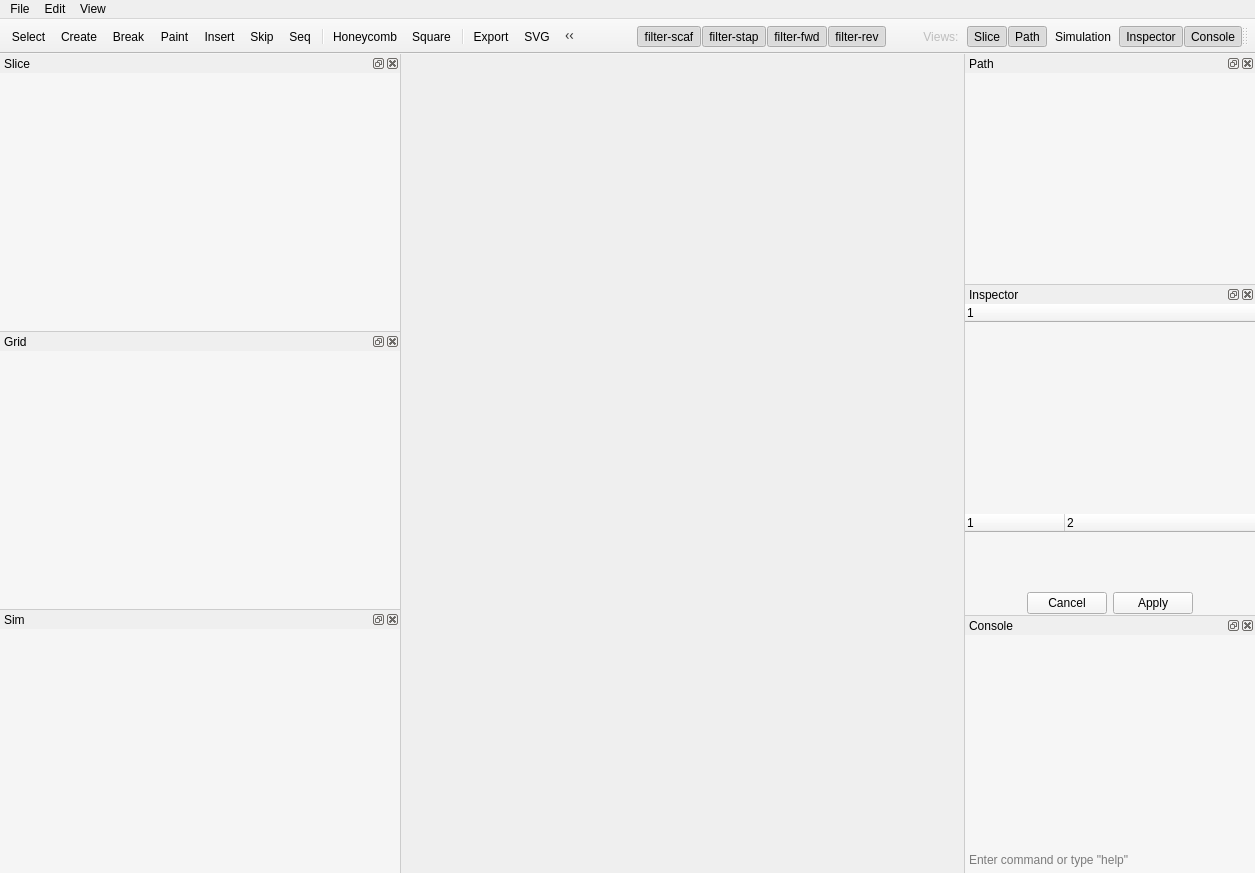
First picture: the form in cadnano/gui/mainwindow/mainwindow.ui, repository cadnano/cadnano2.5, before the edit.
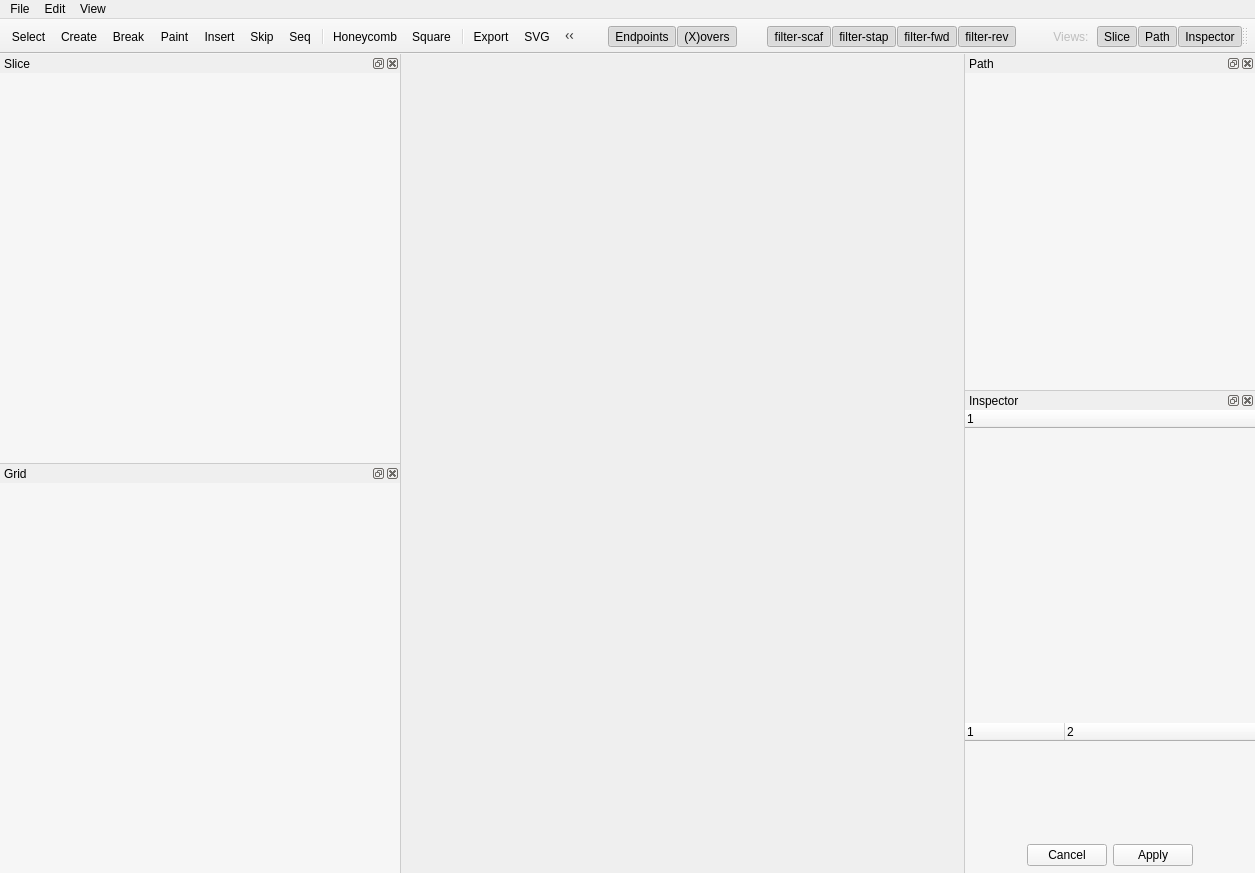
Second picture: the form after the edit. Icons and pictures are not drawn. Custom widgets are drawn as their Qt base class.

```diff
--- a/cadnano/gui/mainwindow/mainwindow.ui
+++ b/cadnano/gui/mainwindow/mainwindow.ui
@@ -124,9 +124,7 @@
    <attribute name="toolBarBreak">
     <bool>false</bool>
    </attribute>
-   <addaction name="action_console"/>
    <addaction name="action_inspector"/>
-   <addaction name="action_sim"/>
    <addaction name="action_path"/>
    <addaction name="action_slice"/>
    <addaction name="action_views_label"/>
@@ -567,147 +565,6 @@
     </layout>
    </widget>
   </widget>
-  <widget class="SimDockWidget" name="sim_dock_widget">
-   <property name="sizePolicy">
-    <sizepolicy hsizetype="Preferred" vsizetype="Preferred">
-     <horstretch>0</horstretch>
-     <verstretch>0</verstretch>
-    </sizepolicy>
-   </property>
-   <property name="minimumSize">
-    <size>
-     <width>200</width>
-     <height>200</height>
-    </size>
-   </property>
-   <property name="baseSize">
-    <size>
-     <width>400</width>
-     <height>0</height>
-    </size>
-   </property>
-   <property name="styleSheet">
-    <string notr="true">background-color: #f5f5f5;</string>
-   </property>
-   <property name="windowTitle">
-    <string>Sim</string>
-   </property>
-   <attribute name="dockWidgetArea">
-    <number>1</number>
-   </attribute>
-   <widget class="QWidget" name="sim_dock_widget_contents">
-    <property name="sizePolicy">
-     <sizepolicy hsizetype="Preferred" vsizetype="Expanding">
-      <horstretch>0</horstretch>
-      <verstretch>0</verstretch>
-     </sizepolicy>
-    </property>
-   </widget>
-  </widget>
-  <widget class="QDockWidget" name="console_dock_widget">
-   <property name="sizePolicy">
-    <sizepolicy hsizetype="Preferred" vsizetype="Preferred">
-     <horstretch>0</horstretch>
-     <verstretch>0</verstretch>
-    </sizepolicy>
-   </property>
-   <property name="minimumSize">
-    <size>
-     <width>200</width>
-     <height>123</height>
-    </size>
-   </property>
-   <property name="baseSize">
-    <size>
-     <width>250</width>
-     <height>0</height>
-    </size>
-   </property>
-   <property name="windowTitle">
-    <string>Console</string>
-   </property>
-   <attribute name="dockWidgetArea">
-    <number>2</number>
-   </attribute>
-   <widget class="ConsoleRootWidget" name="console_root_widget">
-    <property name="minimumSize">
-     <size>
-      <width>200</width>
-      <height>0</height>
-     </size>
-    </property>
-    <property name="styleSheet">
-     <string notr="true">QWidget { background-color: rgb(96.5%, 96.5%, 96.5%); }</string>
-    </property>
-    <layout class="QVBoxLayout" name="verticalLayout">
-     <property name="spacing">
-      <number>1</number>
-     </property>
-     <property name="leftMargin">
-      <number>0</number>
-     </property>
-     <property name="topMargin">
-      <number>0</number>
-     </property>
-     <property name="rightMargin">
-      <number>0</number>
-     </property>
-     <property name="bottomMargin">
-      <number>0</number>
-     </property>
-     <item>
-      <widget class="ConsoleOutput" name="console_output_textedit">
-       <property name="styleSheet">
-        <string notr="true">QPlainTextEdit { background-color: &quot;#f6f6f6&quot;; color: &quot;#0066cc&quot;; }</string>
-       </property>
-       <property name="frameShape">
-        <enum>QFrame::NoFrame</enum>
-       </property>
-       <property name="frameShadow">
-        <enum>QFrame::Plain</enum>
-       </property>
-      </widget>
-     </item>
-     <item>
-      <widget class="ConsoleInput" name="console_input_textedit">
-       <property name="maximumSize">
-        <size>
-         <width>16777215</width>
-         <height>24</height>
-        </size>
-       </property>
-       <property name="styleSheet">
-        <string notr="true">QPlainTextEdit { background-color: &quot;#eeeeee&quot;;}</string>
-       </property>
-       <property name="frameShape">
-        <enum>QFrame::NoFrame</enum>
-       </property>
-       <property name="frameShadow">
-        <enum>QFrame::Plain</enum>
-       </property>
-       <property name="lineWidth">
-        <number>0</number>
-       </property>
-       <property name="midLineWidth">
-        <number>0</number>
-       </property>
-       <property name="verticalScrollBarPolicy">
-        <enum>Qt::ScrollBarAlwaysOff</enum>
-       </property>
-       <property name="tabStopWidth">
-        <number>80</number>
-       </property>
-       <property name="backgroundVisible">
-        <bool>false</bool>
-       </property>
-       <property name="placeholderText">
-        <string>Enter command or type &quot;help&quot;</string>
-       </property>
-      </widget>
-     </item>
-    </layout>
-   </widget>
-  </widget>
   <action name="action_new">
    <property name="icon">
     <iconset resource="cadnano.gui.mainwindow.icons.qrc">
@@ -1490,24 +1347,6 @@
     <bool>true</bool>
    </property>
   </action>
-  <action name="action_sim">
-   <property name="checkable">
-    <bool>true</bool>
-   </property>
-   <property name="checked">
-    <bool>false</bool>
-   </property>
-   <property name="icon">
-    <iconset resource="cadnano.gui.mainwindow.icons.qrc">
-     <normaloff>:/parttools/sim</normaloff>:/parttools/sim</iconset>
-   </property>
-   <property name="text">
-    <string>Simulation</string>
-   </property>
-   <property name="toolTip">
-    <string>Toggle Sim</string>
-   </property>
-  </action>
   <action name="action_slice">
    <property name="checkable">
     <bool>true</bool>
@@ -1544,27 +1383,6 @@
     <string>Toggle Path</string>
    </property>
   </action>
-  <action name="action_console">
-   <property name="checkable">
-    <bool>true</bool>
-   </property>
-   <property name="checked">
-    <bool>true</bool>
-   </property>
-   <property name="icon">
-    <iconset resource="cadnano.gui.mainwindow.icons.qrc">
-     <normaloff>:/parttools/console</normaloff>:/parttools/console</iconset>
-   </property>
-   <property name="text">
-    <string>Console</string>
-   </property>
-   <property name="toolTip">
-    <string>Toggle Console</string>
-   </property>
-   <property name="shortcut">
-    <string>Meta+`</string>
-   </property>
-  </action>
  </widget>
  <customwidgets>
   <customwidget>
@@ -1582,28 +1400,6 @@
    <extends>QTreeWidget</extends>
    <header>cadnano.views.propertyview.propertyeditorwidget.h</header>
   </customwidget>
-  <customwidget>
-   <class>SimDockWidget</class>
-   <extends>QDockWidget</extends>
-   <header>cadnano.views.simview.simdockwidget.h</header>
-   <container>1</container>
-  </customwidget>
-  <customwidget>
-   <class>ConsoleOutput</class>
-   <extends>QPlainTextEdit</extends>
-   <header>cadnano.views.consoleview.consoleoutput.h</header>
-  </customwidget>
-  <customwidget>
-   <class>ConsoleInput</class>
-   <extends>QPlainTextEdit</extends>
-   <header>cadnano.views.consoleview.consoleinput.h</header>
-  </customwidget>
-  <customwidget>
-   <class>ConsoleRootWidget</class>
-   <extends>QWidget</extends>
-   <header>cadnano.views.consoleview.consolerootwidget.h</header>
-   <container>1</container>
-  </customwidget>
  </customwidgets>
  <resources>
   <include location="cadnano.gui.mainwindow.icons.qrc"/>
```
Left out of the diff: 2 changed lines with no effect on the pictures.
